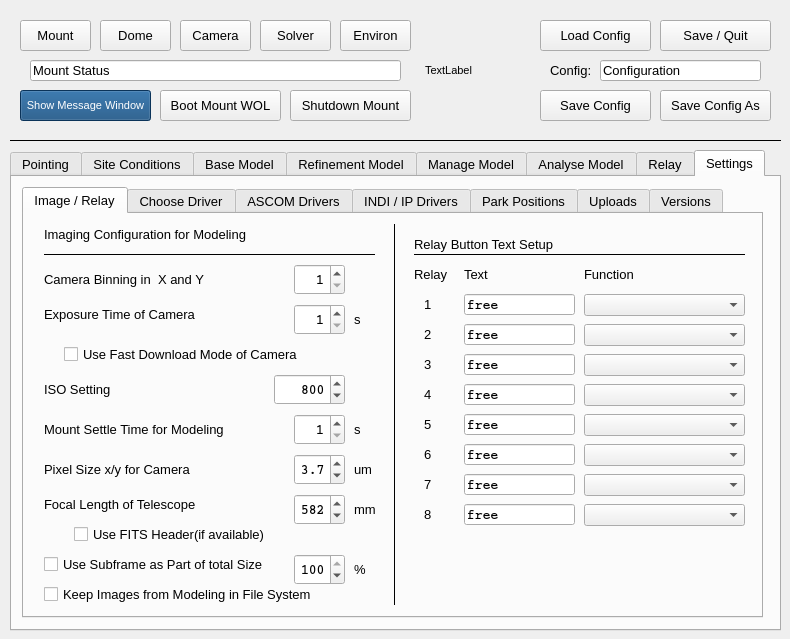
Before: the Qt Designer form mountwizzard/gui/wizzard_main_ui.ui in sayitfast/MountWizzard3, drawn with Qt 5.
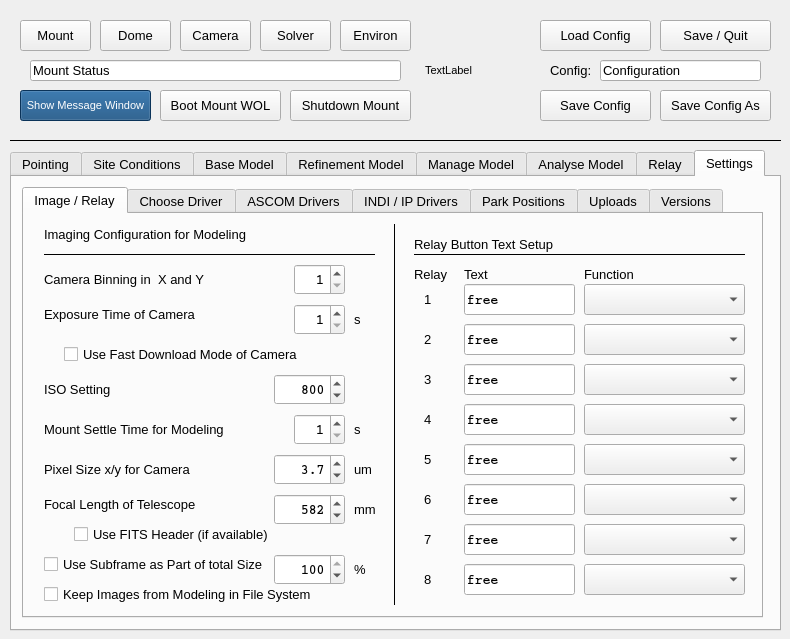
After: the same form once the commit is applied. The open tabs and pages were chosen to show the change. Custom widgets are drawn as their Qt base class.

What changed in the file:
```diff
--- a/mountwizzard/gui/wizzard_main_ui.ui
+++ b/mountwizzard/gui/wizzard_main_ui.ui
@@ -7980,9 +7980,9 @@
       <widget class="QDoubleSpinBox" name="scaleSubframe">
        <property name="geometry">
         <rect>
-         <x>270</x>
+         <x>250</x>
          <y>340</y>
-         <width>51</width>
+         <width>71</width>
          <height>31</height>
         </rect>
        </property>
@@ -8243,9 +8243,9 @@
       <widget class="QDoubleSpinBox" name="pixelSize">
        <property name="geometry">
         <rect>
-         <x>270</x>
+         <x>250</x>
          <y>240</y>
-         <width>51</width>
+         <width>71</width>
          <height>31</height>
         </rect>
        </property>
@@ -8297,9 +8297,9 @@
       <widget class="QDoubleSpinBox" name="focalLength">
        <property name="geometry">
         <rect>
-         <x>270</x>
+         <x>250</x>
          <y>280</y>
-         <width>51</width>
+         <width>71</width>
          <height>31</height>
         </rect>
        </property>
@@ -8425,9 +8425,9 @@
        <property name="geometry">
         <rect>
          <x>440</x>
-         <y>290</y>
+         <y>350</y>
          <width>111</width>
-         <height>21</height>
+         <height>31</height>
         </rect>
        </property>
        <property name="font">
@@ -8466,7 +8466,7 @@
          <x>400</x>
          <y>110</y>
          <width>31</width>
-         <height>21</height>
+         <height>31</height>
         </rect>
        </property>
        <property name="font">
@@ -8482,9 +8482,9 @@
        <property name="geometry">
         <rect>
          <x>440</x>
-         <y>80</y>
+         <y>70</y>
          <width>111</width>
-         <height>21</height>
+         <height>31</height>
         </rect>
        </property>
        <property name="font">
@@ -8518,9 +8518,9 @@
        <property name="geometry">
         <rect>
          <x>440</x>
-         <y>230</y>
+         <y>270</y>
          <width>111</width>
-         <height>21</height>
+         <height>31</height>
         </rect>
        </property>
        <property name="font">
@@ -8557,9 +8557,9 @@
        <property name="geometry">
         <rect>
          <x>400</x>
-         <y>200</y>
+         <y>230</y>
          <width>31</width>
-         <height>21</height>
+         <height>31</height>
         </rect>
        </property>
        <property name="font">
@@ -8575,9 +8575,9 @@
        <property name="geometry">
         <rect>
          <x>440</x>
-         <y>170</y>
+         <y>190</y>
          <width>111</width>
-         <height>21</height>
+         <height>31</height>
         </rect>
        </property>
        <property name="font">
@@ -8614,9 +8614,9 @@
        <property name="geometry">
         <rect>
          <x>560</x>
-         <y>80</y>
+         <y>70</y>
          <width>161</width>
-         <height>22</height>
+         <height>31</height>
         </rect>
        </property>
       </widget>
@@ -8624,9 +8624,9 @@
        <property name="geometry">
         <rect>
          <x>400</x>
-         <y>170</y>
+         <y>190</y>
          <width>31</width>
-         <height>21</height>
+         <height>31</height>
         </rect>
        </property>
        <property name="font">
@@ -8642,9 +8642,9 @@
        <property name="geometry">
         <rect>
          <x>400</x>
-         <y>230</y>
+         <y>270</y>
          <width>31</width>
-         <height>21</height>
+         <height>31</height>
         </rect>
        </property>
        <property name="font">
@@ -8660,9 +8660,9 @@
        <property name="geometry">
         <rect>
          <x>400</x>
-         <y>140</y>
+         <y>150</y>
          <width>31</width>
-         <height>21</height>
+         <height>31</height>
         </rect>
        </property>
        <property name="font">
@@ -8678,9 +8678,9 @@
        <property name="geometry">
         <rect>
          <x>560</x>
-         <y>140</y>
+         <y>150</y>
          <width>161</width>
-         <height>22</height>
+         <height>31</height>
         </rect>
        </property>
       </widget>
@@ -8688,9 +8688,9 @@
        <property name="geometry">
         <rect>
          <x>560</x>
-         <y>260</y>
+         <y>310</y>
          <width>161</width>
-         <height>22</height>
+         <height>31</height>
         </rect>
        </property>
       </widget>
@@ -8698,9 +8698,9 @@
        <property name="geometry">
         <rect>
          <x>400</x>
-         <y>260</y>
+         <y>310</y>
          <width>31</width>
-         <height>21</height>
+         <height>31</height>
         </rect>
        </property>
        <property name="font">
@@ -8734,9 +8734,9 @@
        <property name="geometry">
         <rect>
          <x>560</x>
-         <y>200</y>
+         <y>230</y>
          <width>161</width>
-         <height>22</height>
+         <height>31</height>
         </rect>
        </property>
       </widget>
@@ -8744,9 +8744,9 @@
        <property name="geometry">
         <rect>
          <x>400</x>
-         <y>290</y>
+         <y>350</y>
          <width>31</width>
-         <height>21</height>
+         <height>31</height>
         </rect>
        </property>
        <property name="font">
@@ -8762,9 +8762,9 @@
        <property name="geometry">
         <rect>
          <x>440</x>
-         <y>200</y>
+         <y>230</y>
          <width>111</width>
-         <height>21</height>
+         <height>31</height>
         </rect>
        </property>
        <property name="font">
@@ -8801,9 +8801,9 @@
        <property name="geometry">
         <rect>
          <x>440</x>
-         <y>140</y>
+         <y>150</y>
          <width>111</width>
-         <height>21</height>
+         <height>31</height>
         </rect>
        </property>
        <property name="font">
@@ -8840,9 +8840,9 @@
        <property name="geometry">
         <rect>
          <x>440</x>
-         <y>260</y>
+         <y>310</y>
          <width>111</width>
-         <height>21</height>
+         <height>31</height>
         </rect>
        </property>
        <property name="font">
@@ -8899,7 +8899,7 @@
          <x>440</x>
          <y>110</y>
          <width>111</width>
-         <height>21</height>
+         <height>31</height>
         </rect>
        </property>
        <property name="font">
@@ -8936,9 +8936,9 @@
        <property name="geometry">
         <rect>
          <x>560</x>
-         <y>230</y>
+         <y>270</y>
          <width>161</width>
-         <height>22</height>
+         <height>31</height>
         </rect>
        </property>
       </widget>
@@ -8969,7 +8969,7 @@
          <x>560</x>
          <y>110</y>
          <width>161</width>
-         <height>22</height>
+         <height>31</height>
         </rect>
        </property>
       </widget>
@@ -8977,9 +8977,9 @@
        <property name="geometry">
         <rect>
          <x>560</x>
-         <y>290</y>
+         <y>350</y>
          <width>161</width>
-         <height>22</height>
+         <height>31</height>
         </rect>
        </property>
       </widget>
@@ -8987,9 +8987,9 @@
        <property name="geometry">
         <rect>
          <x>400</x>
-         <y>80</y>
+         <y>70</y>
          <width>31</width>
-         <height>21</height>
+         <height>31</height>
         </rect>
        </property>
        <property name="font">
@@ -9005,9 +9005,9 @@
        <property name="geometry">
         <rect>
          <x>560</x>
-         <y>170</y>
+         <y>190</y>
          <width>161</width>
-         <height>22</height>
+         <height>31</height>
         </rect>
        </property>
       </widget>
@@ -9068,7 +9068,7 @@
         <enum>Qt::LeftToRight</enum>
        </property>
        <property name="text">
-        <string>Use FITS Header(if available)</string>
+        <string>Use FITS Header (if available)</string>
        </property>
        <property name="checked">
         <bool>false</bool>
```
